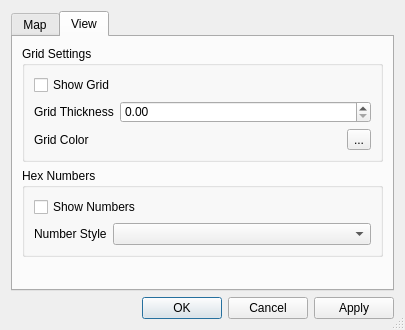
Qt form hexmap_qt/hexmap_widgets/dialogs/map_properties_dialog.ui (mflagel/asdf_multiplat) before a commit.
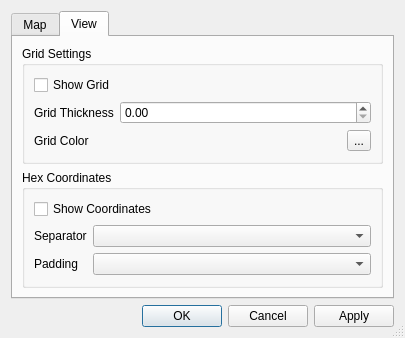
The same form after that commit. The open tabs and pages were chosen to show the change.

Commit message: more progress on map properties

Diff of the .ui file:
```diff
--- a/hexmap_qt/hexmap_widgets/dialogs/map_properties_dialog.ui
+++ b/hexmap_qt/hexmap_widgets/dialogs/map_properties_dialog.ui
@@ -135,15 +135,8 @@
       <attribute name="title">
        <string>View</string>
       </attribute>
-      <widget class="QWidget" name="verticalLayoutWidget">
-       <property name="geometry">
-        <rect>
-         <x>9</x>
-         <y>9</y>
-         <width>361</width>
-         <height>211</height>
-        </rect>
-       </property>
+      <layout class="QVBoxLayout" name="verticalLayout_6">
+       <item>
        <layout class="QVBoxLayout" name="verticalLayout_3">
         <item>
          <widget class="QGroupBox" name="groupBox">
@@ -199,13 +192,13 @@
         <item>
          <widget class="QGroupBox" name="groupBox_2">
           <property name="title">
-           <string>Hex Numbers</string>
+            <string>Hex Coordinates</string>
           </property>
           <layout class="QVBoxLayout" name="verticalLayout_4">
            <item>
             <widget class="QCheckBox" name="cb_show_hex_numbers">
              <property name="text">
-              <string>Show Numbers</string>
+               <string>Show Coordinates</string>
              </property>
             </widget>
            </item>
@@ -214,20 +207,31 @@
              <item row="0" column="0">
               <widget class="QLabel" name="label_3">
                <property name="text">
-                <string>Number Style</string>
+                 <string>Separator</string>
                </property>
               </widget>
              </item>
              <item row="0" column="1">
-              <widget class="QComboBox" name="cb_hex_number_style"/>
-             </item>
+               <widget class="QComboBox" name="cb_hex_coord_separator"/>
+              </item>
+              <item row="1" column="0">
+               <widget class="QLabel" name="label_7">
+                <property name="text">
+                 <string>Padding</string>
+                </property>
+               </widget>
+              </item>
+              <item row="1" column="1">
+               <widget class="QComboBox" name="cb_hex_coord_padding"/>
+              </item>
             </layout>
            </item>
           </layout>
          </widget>
         </item>
        </layout>
-      </widget>
+       </item>
+      </layout>
      </widget>
     </widget>
    </item>
```
Left out of the diff: 14 changed lines with no effect on the pictures. Lines whose indentation alone changed are shown as unchanged.
